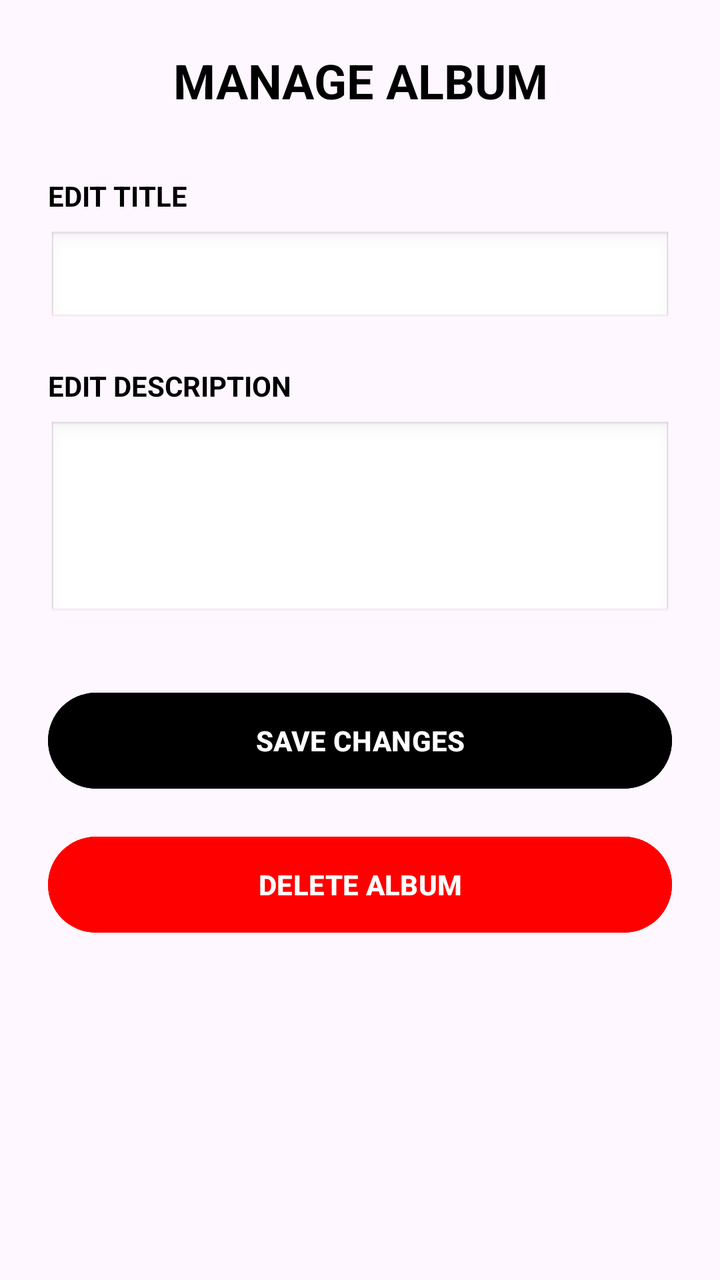
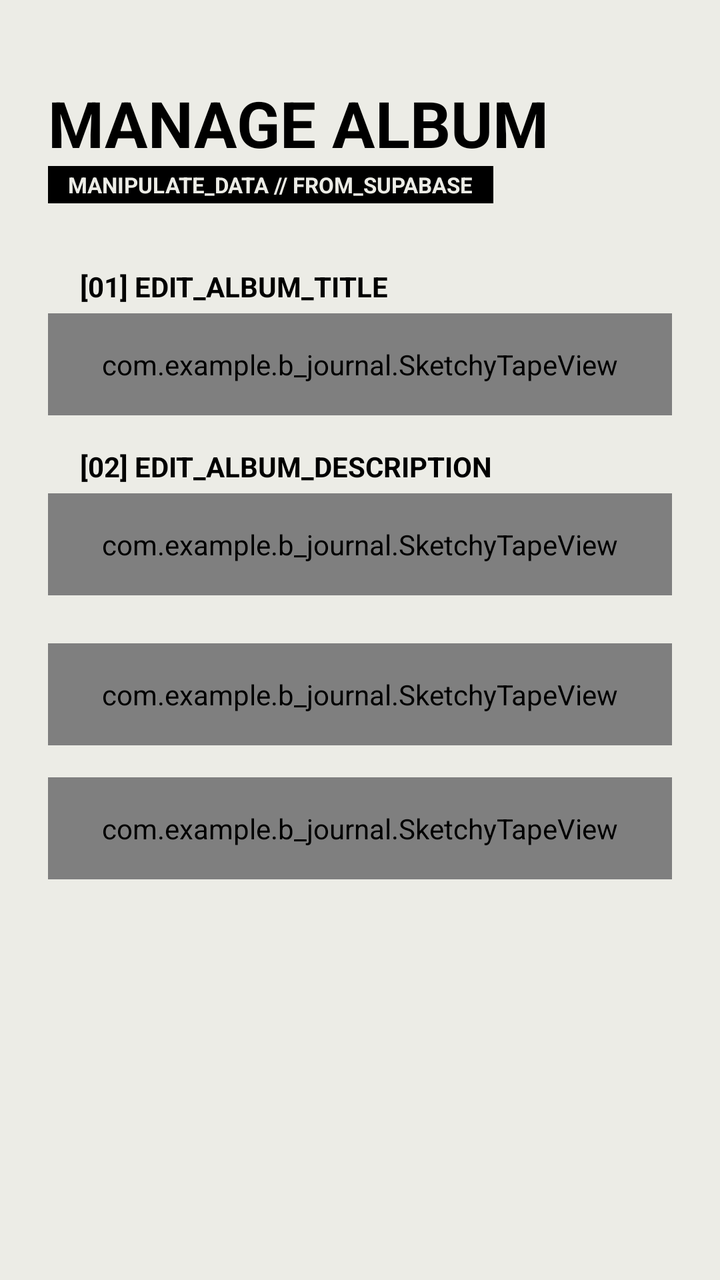

An Android layout rendered at two revisions. The XML below is the earlier revision; the diff shows what the commit changed to produce the second picture.
<!-- AndroidManifest.xml: application theme Theme.BJournal -->
<!-- res/layout/activity_edit_delete_album.xml -->
<?xml version="1.0" encoding="utf-8"?>
<LinearLayout xmlns:android="http://schemas.android.com/apk/res/android"
    android:layout_width="match_parent"
    android:layout_height="match_parent"
    android:orientation="vertical"
    android:padding="24dp"
    android:backgroundColor="#FFFFFF">

    <TextView
        android:layout_width="match_parent"
        android:layout_height="wrap_content"
        android:text="MANAGE ALBUM"
        android:textSize="24sp"
        android:textStyle="bold"
        android:textColor="#000000"
        android:layout_marginBottom="32dp"
        android:gravity="center"/>

    <TextView
        android:layout_width="match_parent"
        android:layout_height="wrap_content"
        android:text="EDIT TITLE"
        android:textStyle="bold"
        android:textColor="#000000"
        android:layout_marginBottom="8dp"/>

    <EditText
        android:id="@+id/et_edit_title"
        android:layout_width="match_parent"
        android:layout_height="48dp"
        android:background="@android:drawable/edit_text"
        android:paddingLeft="12dp"
        android:layout_marginBottom="20dp"
        android:inputType="text"/>

    <TextView
        android:layout_width="match_parent"
        android:layout_height="wrap_content"
        android:text="EDIT DESCRIPTION"
        android:textStyle="bold"
        android:textColor="#000000"
        android:layout_marginBottom="8dp"/>

    <EditText
        android:id="@+id/et_edit_desc"
        android:layout_width="match_parent"
        android:layout_height="100dp"
        android:background="@android:drawable/edit_text"
        android:padding="12dp"
        android:gravity="top"
        android:layout_marginBottom="32dp"
        android:inputType="textMultiLine"/>

    <Button
        android:id="@+id/btn_update_album"
        android:layout_width="match_parent"
        android:layout_height="56dp"
        android:text="SAVE CHANGES"
        android:backgroundTint="#000000"
        android:textColor="#FFFFFF"
        android:textStyle="bold"
        android:layout_marginBottom="16dp"/>

    <Button
        android:id="@+id/btn_delete_album"
        android:layout_width="match_parent"
        android:layout_height="56dp"
        android:text="DELETE ALBUM"
        android:backgroundTint="#FF0000"
        android:textColor="#FFFFFF"
        android:textStyle="bold"/>

</LinearLayout>
<!-- resources referenced by this layout -->
<resources>
  <style name="Theme.BJournal" parent="Base.Theme.BJournal" />
  <style name="Base.Theme.BJournal" parent="Theme.Material3.DayNight.NoActionBar">
          
          
      </style>
</resources>

<!-- the commit's change to res/layout/activity_edit_delete_album.xml (unified diff, before → after) -->
@@ -1,73 +1,131 @@
 <?xml version="1.0" encoding="utf-8"?>
-<LinearLayout xmlns:android="http://schemas.android.com/apk/res/android"
+<ScrollView xmlns:android="http://schemas.android.com/apk/res/android"
+    xmlns:app="http://schemas.android.com/apk/res-auto"
     android:layout_width="match_parent"
     android:layout_height="match_parent"
-    android:orientation="vertical"
-    android:padding="24dp"
-    android:backgroundColor="#FFFFFF">
+    android:fillViewport="true"
+    android:background="#ECECE6">
 
-    <TextView
+    <LinearLayout
         android:layout_width="match_parent"
         android:layout_height="wrap_content"
-        android:text="MANAGE ALBUM"
-        android:textSize="24sp"
-        android:textStyle="bold"
-        android:textColor="#000000"
-        android:layout_marginBottom="32dp"
-        android:gravity="center"/>
+        android:orientation="vertical"
+        android:padding="24dp">
 
-    <TextView
-        android:layout_width="match_parent"
-        android:layout_height="wrap_content"
-        android:text="EDIT TITLE"
-        android:textStyle="bold"
-        android:textColor="#000000"
-        android:layout_marginBottom="8dp"/>
+        <TextView
+            android:layout_width="wrap_content"
+            android:layout_height="wrap_content"
+            android:text="MANAGE ALBUM"
+            android:textSize="32sp"
+            android:textStyle="bold"
+            android:textColor="@android:color/black"
+            android:layout_marginTop="16dp" />
 
-    <EditText
-        android:id="@+id/et_edit_title"
-        android:layout_width="match_parent"
-        android:layout_height="48dp"
-        android:background="@android:drawable/edit_text"
-        android:paddingLeft="12dp"
-        android:layout_marginBottom="20dp"
-        android:inputType="text"/>
+        <TextView
+            android:layout_width="wrap_content"
+            android:layout_height="wrap_content"
+            android:text="MANIPULATE_DATA // FROM_SUPABASE"
+            android:background="@android:color/black"
+            android:textColor="#ECECE6"
+            android:paddingHorizontal="10dp"
+            android:paddingVertical="2dp"
+            android:textStyle="bold"
+            android:textSize="11sp"
+            android:layout_marginBottom="32dp" />
 
-    <TextView
-        android:layout_width="match_parent"
-        android:layout_height="wrap_content"
-        android:text="EDIT DESCRIPTION"
-        android:textStyle="bold"
-        android:textColor="#000000"
-        android:layout_marginBottom="8dp"/>
+        <TextView
+            android:layout_width="wrap_content"
+            android:layout_height="wrap_content"
+            android:text="[01] EDIT_ALBUM_TITLE"
+            android:textColor="@android:color/black"
+            android:textStyle="bold"
+            android:textSize="14sp"
+            android:layout_marginLeft="16dp"
+            android:layout_marginBottom="4dp" />
 
-    <EditText
-        android:id="@+id/et_edit_desc"
-        android:layout_width="match_parent"
-        android:layout_height="100dp"
-        android:background="@android:drawable/edit_text"
-        android:padding="12dp"
-        android:gravity="top"
-        android:layout_marginBottom="32dp"
-        android:inputType="textMultiLine"/>
+        <com.example.b_journal.SketchyTapeView
+            android:layout_width="match_parent"
+            android:layout_height="wrap_content"
+            android:padding="16dp"
+            android:layout_marginBottom="16dp">
 
-    <Button
-        android:id="@+id/btn_update_album"
-        android:layout_width="match_parent"
-        android:layout_height="56dp"
-        android:text="SAVE CHANGES"
-        android:backgroundTint="#000000"
-        android:textColor="#FFFFFF"
-        android:textStyle="bold"
-        android:layout_marginBottom="16dp"/>
+            <EditText
+                android:id="@+id/et_edit_title"
+                android:layout_width="match_parent"
+                android:layout_height="55dp"
+                android:background="@android:color/white"
+                android:hint="ENTER ALBUM NAME..."
+                android:textColorHint="#A0A0A0"
+                android:padding="12dp"
+                android:textColor="@android:color/black"
+                android:textStyle="bold"
+                android:inputType="textCapCharacters" />
+        </com.example.b_journal.SketchyTapeView>
 
-    <Button
-        android:id="@+id/btn_delete_album"
-        android:layout_width="match_parent"
-        android:layout_height="56dp"
-        android:text="DELETE ALBUM"
-        android:backgroundTint="#FF0000"
-        android:textColor="#FFFFFF"
-        android:textStyle="bold"/>
+        <TextView
+            android:layout_width="wrap_content"
+            android:layout_height="wrap_content"
+            android:text="[02] EDIT_ALBUM_DESCRIPTION"
+            android:textColor="@android:color/black"
+            android:textStyle="bold"
+            android:textSize="14sp"
+            android:layout_marginLeft="16dp"
+            android:layout_marginBottom="4dp" />
 
-</LinearLayout>
+        <com.example.b_journal.SketchyTapeView
+            android:layout_width="match_parent"
+            android:layout_height="wrap_content"
+            android:padding="16dp"
+            android:layout_marginBottom="24dp">
+
+            <EditText
+                android:id="@+id/et_edit_desc"
+                android:layout_width="match_parent"
+                android:layout_height="120dp"
+                android:background="@android:color/white"
+                android:hint="WRITE STORY OR DESCRIPTION..."
+                android:textColorHint="#A0A0A0"
+                android:gravity="top|left"
+                android:padding="12dp"
+                android:textColor="@android:color/black"
+                android:textStyle="bold"
+                android:inputType="textMultiLine" />
+        </com.example.b_journal.SketchyTapeView>
+
+        <com.example.b_journal.SketchyTapeView
+            android:layout_width="match_parent"
+            android:layout_height="wrap_content"
+            android:padding="16dp"
+            android:layout_marginBottom="16dp">
+
+            <Button
+                android:id="@+id/btn_update_album"
+                android:layout_width="match_parent"
+                android:layout_height="65dp"
+                android:backgroundTint="#C8102E"
+                android:text="+ Save Changes"
+                android:textColor="#ECECE6"
+                android:textSize="18sp"
+                android:textStyle="bold"
+                app:cornerRadius="0dp" />
+        </com.example.b_journal.SketchyTapeView>
+
+        <com.example.b_journal.SketchyTapeView
+            android:layout_width="match_parent"
+            android:layout_height="wrap_content"
+            android:padding="16dp">
+
+            <Button
+                android:id="@+id/btn_delete_album"
+                android:layout_width="match_parent"
+                android:layout_height="65dp"
+                android:backgroundTint="@android:color/black"
+                android:text="- Delete Album"
+                android:textColor="#ECECE6"
+                android:textSize="18sp"
+                android:textStyle="bold"
+                app:cornerRadius="0dp" />
+        </com.example.b_journal.SketchyTapeView>
+
+    </LinearLayout>
+</ScrollView>
